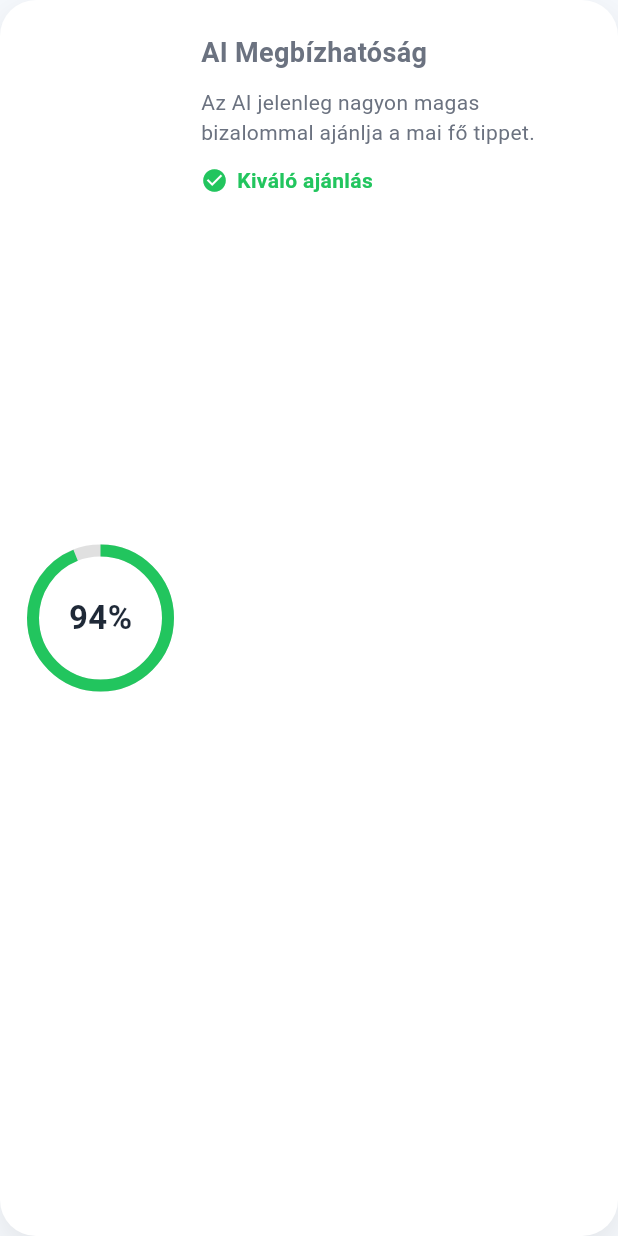
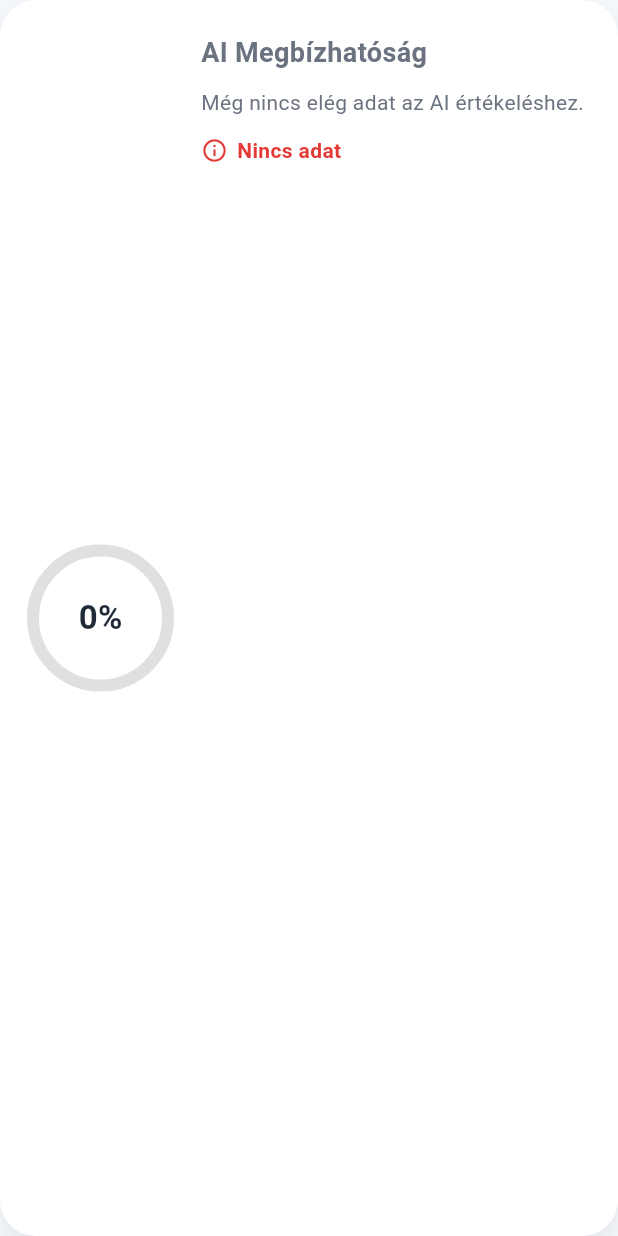
Before and after one commit to apagyizsolt6-ship-it/zsolt_ai_pro_3, a Flutter app: the AiScoreCard widget shown alone on an empty page, opened directly, on a phone screen of 412 x 824 dp. Run offline on Flutter 3.47's test engine with Material 3 defaults, Android fonts, the phone set to English and light mode, and no system bars; our stand-ins replace flutter_secure_storage; accounts and stored records are empty; statements that could not run were skipped.

Commit message:
Add files via upload

```diff
--- a/lib/screens/home/widgets/ai_score_card.dart
+++ b/lib/screens/home/widgets/ai_score_card.dart
@@ -1,6 +1,6 @@
 // ===========================================
 // ZSOLT AI PRO 3
-// Version: v0.1.2
+// Version: v0.2.0
 // File: lib/screens/home/widgets/ai_score_card.dart
 // ===========================================
 
@@ -9,10 +9,45 @@ import 'package:flutter/material.dart';
 import '../../../core/theme/app_colors.dart';
 
 class AiScoreCard extends StatelessWidget {
-  const AiScoreCard({super.key});
+  const AiScoreCard({super.key, this.score = 0});
+
+  final int score;
+
+  Color get _color {
+    if (score >= 90) return AppColors.success;
+    if (score >= 80) return const Color(0xFF8BC34A);
+    if (score >= 70) return Colors.orange;
+    return AppColors.danger;
+  }
+
+  String get _label {
+    if (score >= 90) return 'Kiváló ajánlás';
+    if (score >= 80) return 'Jó ajánlás';
+    if (score >= 70) return 'Közepes bizalom';
+    if (score > 0) return 'Alacsony bizalom';
+    return 'Nincs adat';
+  }
+
+  String get _description {
+    if (score >= 90) {
+      return 'Az AI jelenleg nagyon magas bizalommal ajánlja a mai fő tippet.';
+    }
+    if (score >= 80) {
+      return 'Az AI jó bizalommal áll a mai ajánlás mögött.';
+    }
+    if (score >= 70) {
+      return 'Az AI közepes bizalommal értékeli a mai tippet.';
+    }
+    if (score > 0) {
+      return 'Az AI alacsonyabb bizalommal ad ajánlást – óvatosan.';
+    }
+    return 'Még nincs elég adat az AI értékeléshez.';
+  }
 
   @override
   Widget build(BuildContext context) {
+    final value = (score.clamp(0, 100)) / 100.0;
+
     return Container(
       width: double.infinity,
       padding: const EdgeInsets.all(22),
@@ -36,17 +71,15 @@ class AiScoreCard extends StatelessWidget {
                 width: 90,
                 height: 90,
                 child: CircularProgressIndicator(
-                  value: 0.94,
+                  value: value,
                   strokeWidth: 8,
                   backgroundColor: Colors.grey.shade300,
-                  valueColor: const AlwaysStoppedAnimation<Color>(
-                    AppColors.success,
-                  ),
+                  valueColor: AlwaysStoppedAnimation<Color>(_color),
                 ),
               ),
-              const Text(
-                "94%",
-                style: TextStyle(
+              Text(
+                '$score%',
+                style: const TextStyle(
                   fontSize: 22,
                   fontWeight: FontWeight.bold,
                   color: AppColors.textPrimary,
@@ -54,45 +87,39 @@ class AiScoreCard extends StatelessWidget {
               ),
             ],
           ),
-
           const SizedBox(width: 22),
-
-          const Expanded(
+          Expanded(
             child: Column(
               crossAxisAlignment: CrossAxisAlignment.start,
               children: [
-                Text(
-                  "AI Megbízhatóság",
+                const Text(
+                  'AI Megbízhatóság',
                   style: TextStyle(
                     fontSize: 18,
                     fontWeight: FontWeight.bold,
                   ),
                 ),
-
-                SizedBox(height: 10),
-
+                const SizedBox(height: 10),
                 Text(
-                  "Az AI jelenleg nagyon magas bizalommal ajánlja a mai fő tippet.",
-                  style: TextStyle(
+                  _description,
+                  style: const TextStyle(
                     color: AppColors.textSecondary,
                     height: 1.4,
                   ),
                 ),
-
-                SizedBox(height: 12),
-
+                const SizedBox(height: 12),
                 Row(
                   children: [
                     Icon(
-                      Icons.check_circle,
-                      color: AppColors.success,
+                      score >= 80 ? Icons.check_circle : Icons.info_outline,
+                      color: _color,
                       size: 18,
                     ),
-                    SizedBox(width: 6),
+                    const SizedBox(width: 6),
                     Text(
-                      "Kiváló ajánlás",
+                      _label,
                       style: TextStyle(
-                        color: AppColors.success,
+                        color: _color,
                         fontWeight: FontWeight.bold,
                       ),
                     ),
```
Also changed, not shown: lib/screens/home/widgets/ai_tip_card.dart (+39 -28 lines), lib/screens/home/widgets/next_matches_card.dart (+44 -46 lines), lib/screens/home/widgets/quick_actions_card.dart (+16 -19 lines), lib/screens/home/widgets/top_tips_card.dart (+40 -40 lines), lib/screens/home/widgets/value_bet_card.dart (+50 -46 lines).
